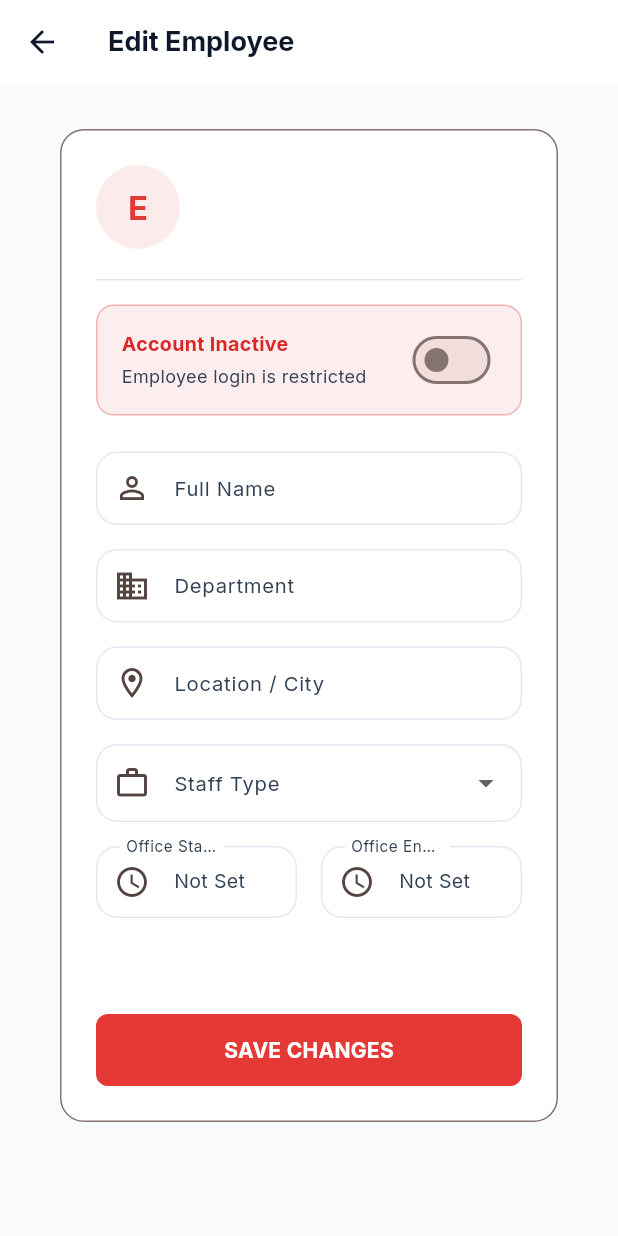
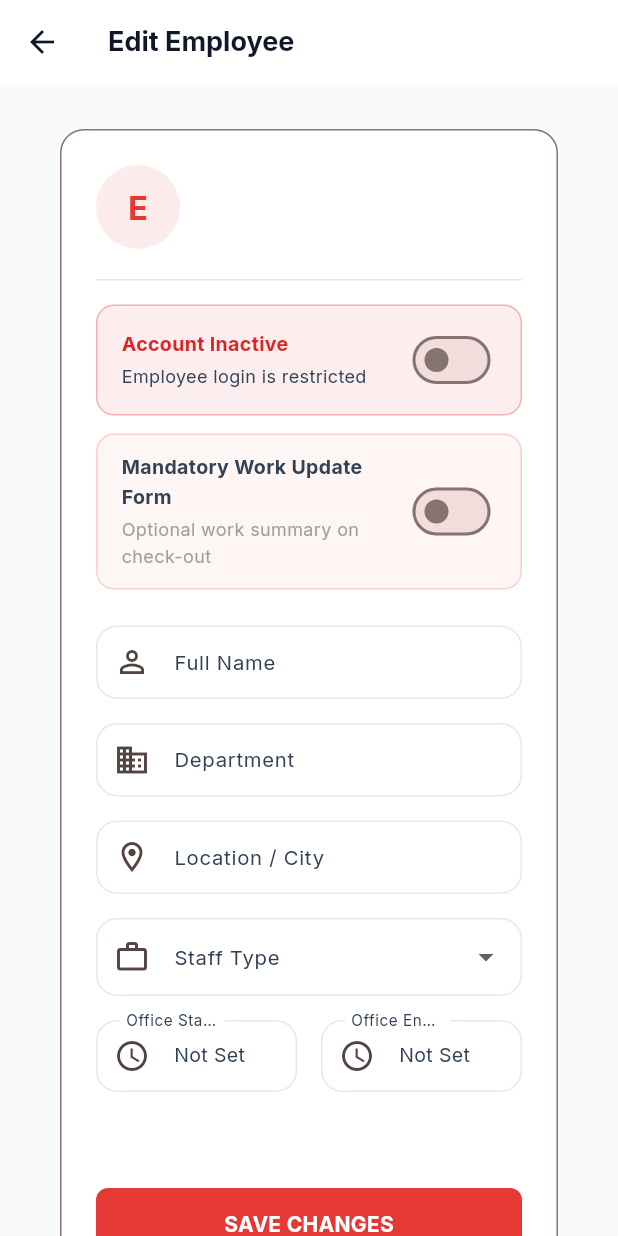
Before and after one commit to Farhathullah-Najeeb/velocity-attendance, a Flutter app: the EmployeeProfileEditScreen screen opened directly with empty values, on a phone screen of 412 x 824 dp. Run offline on Flutter 3.47's test engine with Material 3 defaults, Android fonts, the phone set to English and light mode, and no system bars; our stand-ins replace auto_route, dio, flutter_riverpod, flutter_secure_storage, geocoding, geolocator and 2 more; accounts and stored records are empty; network calls fail.

Commit message:
feat: implement mandatory work summary collection for check-out and add support for unified request tracking.

```diff
--- a/lib/features/employees/screens/employee_profile_edit_screen.dart
+++ b/lib/features/employees/screens/employee_profile_edit_screen.dart
@@ -36,6 +36,7 @@ class _EmployeeProfileEditScreenState
   late TextEditingController _locationController;
 
   late bool _isActive;
+  late bool _requiresWorkUpdate;
   String? _selectedRoleId;
   String? _selectedSiteId;
   String? _staffType;
@@ -52,6 +53,7 @@ class _EmployeeProfileEditScreenState
     _locationController =
         TextEditingController(text: widget.employee.location);
     _isActive = widget.employee.isActive ?? true;
+    _requiresWorkUpdate = widget.employee.requiresWorkUpdate ?? false;
     _selectedSiteId = widget.employee.assignedSite;
     _staffType = widget.employee.staffType ?? 'OFFICE';
     if (widget.employee.officeStartTime != null) {
@@ -138,6 +140,7 @@ class _EmployeeProfileEditScreenState
           'department': _departmentController.text.trim(),
           'location': _locationController.text.trim(),
           'staffType': _staffType,
+          'requiresWorkUpdate': _requiresWorkUpdate,
           if (_officeStartTime != null)
             'officeStartTime': '${_officeStartTime!.hour.toString().padLeft(2, '0')}:${_officeStartTime!.minute.toString().padLeft(2, '0')}',
           if (_officeEndTime != null)
@@ -296,6 +299,53 @@ class _EmployeeProfileEditScreenState
                               value: _isActive,
                               activeThumbColor: VelocityColors.success,
                               onChanged: (val) => _toggleStatus(val),
+                            ),
+                          ],
+                        ),
+                      ),
+                      const SizedBox(height: 12),
+
+                      // Work Update Enforcement Toggle
+                      Container(
+                        padding: const EdgeInsets.symmetric(
+                          horizontal: 16,
+                          vertical: 12,
+                        ),
+                        decoration: BoxDecoration(
+                          color: Theme.of(context).colorScheme.primary.withValues(alpha: 0.05),
+                          borderRadius: BorderRadius.circular(12),
+                          border: Border.all(
+                            color: Theme.of(context).colorScheme.primary.withValues(alpha: 0.2),
+                          ),
+                        ),
+                        child: Row(
+                          mainAxisAlignment: MainAxisAlignment.spaceBetween,
+                          children: [
+                            Expanded(
+                              child: Column(
+                                crossAxisAlignment: CrossAxisAlignment.start,
+                                children: [
+                                  const Text(
+                                    'Mandatory Work Update Form',
+                                    style: TextStyle(
+                                      fontWeight: FontWeight.w700,
+                                    ),
+                                  ),
+                                  const SizedBox(height: 2),
+                                  Text(
+                                    _requiresWorkUpdate
+                                        ? 'Employee must fill work summary on check-out'
+                                        : 'Optional work summary on check-out',
+                                    style: const TextStyle(fontSize: 12, color: Colors.grey),
+                                  ),
+                                ],
+                              ),
+                            ),
+                            Switch(
+                              value: _requiresWorkUpdate,
+                              onChanged: (val) {
+                                setState(() => _requiresWorkUpdate = val);
+                              },
                             ),
                           ],
                         ),
--- a/lib/models/attendance.dart
+++ b/lib/models/attendance.dart
@@ -17,6 +17,7 @@ class Attendance {
   final String approvalStatus; // 'PENDING' | 'APPROVED' | 'REJECTED' | 'NOT_REQUIRED'
   final String? remarks;
   final String? penaltyType;
+  final String? workSummary;
 
   Attendance({
     required this.id,
@@ -37,6 +38,7 @@ class Attendance {
     required this.approvalStatus,
     this.remarks,
     this.penaltyType,
+    this.workSummary,
   });
 
   factory Attendance.fromJson(Map<String, dynamic> json) {
@@ -59,6 +61,7 @@ class Attendance {
       approvalStatus: json['approvalStatus'] as String? ?? 'NOT_REQUIRED',
       remarks: json['remarks'] as String?,
       penaltyType: json['penaltyType'] as String?,
+      workSummary: json['workSummary'] as String?,
     );
   }
 }
--- a/lib/models/user.dart
+++ b/lib/models/user.dart
@@ -12,6 +12,7 @@ class User {
   final String? officeEndTime;
   final bool? isActive;
   final bool? isApproved;
+  final bool? requiresWorkUpdate;
   final List<String>? permissions;
   final String? createdAt;
   final String? updatedAt;
@@ -30,6 +31,7 @@ class User {
     this.officeEndTime,
     this.isActive,
     this.isApproved,
+    this.requiresWorkUpdate,
     this.permissions,
     this.createdAt,
     this.updatedAt,
@@ -50,6 +52,7 @@ class User {
       officeEndTime: json['officeEndTime'] as String?,
       isActive: json['isActive'] as bool?,
       isApproved: json['isApproved'] as bool?,
+      requiresWorkUpdate: json['requiresWorkUpdate'] as bool?,
       permissions: (json['permissions'] as List<dynamic>?)?.map((e) => e as String).toList(),
       createdAt: json['createdAt'] as String?,
       updatedAt: json['updatedAt'] as String?,
@@ -71,6 +74,7 @@ class User {
       'officeEndTime': officeEndTime,
       'isActive': isActive,
       'isApproved': isApproved,
+      'requiresWorkUpdate': requiresWorkUpdate,
       'permissions': permissions,
       'createdAt': createdAt,
       'updatedAt': updatedAt,
```
Also changed, not shown: lib/features/attendance/services/attendance_service.dart (+6 -4 lines), lib/features/employee/screens/employee_dashboard_screen.dart (+72 -3 lines), lib/models/unified_request.dart (added, +43 -0 lines), lib/services/unified_request_service.dart (added, +38 -0 lines).
